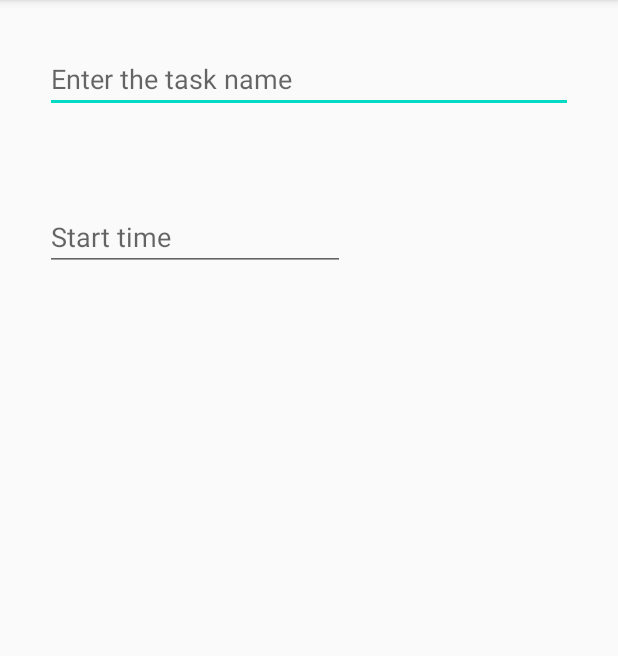
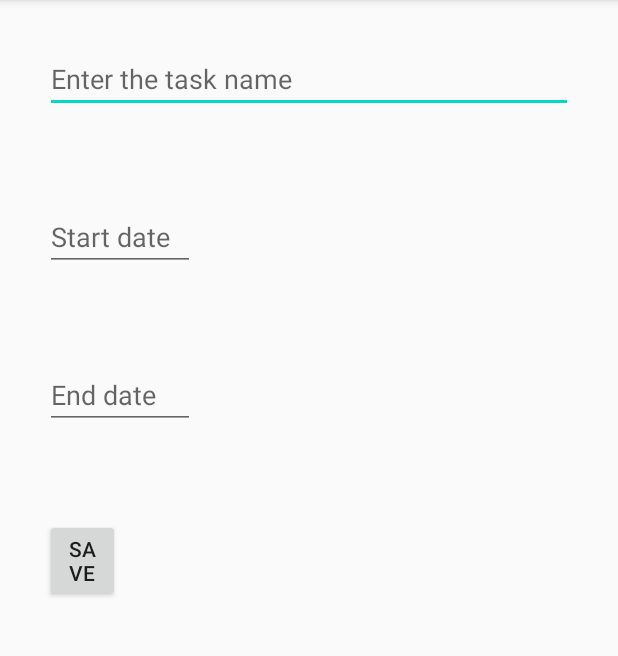
Before and after one commit to babakatea/mobdev_ui, an Android app: the TaskActivity screen opened directly, with no data from a screen before it, on a phone screen of 412 x 824 dp, the part 84-740 px from its top. Run offline under Robolectric (Android 15) with nearby library versions, the phone set to English and light mode, and no system bars.

Commit message:
date picker added

```diff
--- a/app/src/main/java/com/example/grid/MainActivity.kt
+++ b/app/src/main/java/com/example/grid/MainActivity.kt
@@ -16,10 +16,11 @@ class MainActivity : AppCompatActivity() {
         super.onCreate(savedInstanceState)
         setContentView(R.layout.activity_main)
 
-        val projectNames = arrayOf("", "MAP", "MobDev", "SQR", "gpdd", "dfbdktohdkt")
+        val projectNames = arrayOf("", "MAP")
         val numDays = 30
 
         timetable.updateHeaderTitle(projectNames)
+        timetable.updateNumDays(numDays)
 
 //        val builder = ProjectTableView.Builder(timetable_linear.context)
 //        builder.setRowCount(numDays)
--- a/app/src/main/java/com/example/grid/TaskActivity.kt
+++ b/app/src/main/java/com/example/grid/TaskActivity.kt
@@ -1,12 +1,13 @@
 package com.example.grid
 
+import android.app.DatePickerDialog
 import android.os.Bundle
+import android.view.View
+import android.widget.DatePicker
 import androidx.appcompat.app.AppCompatActivity
-import com.github.tlaabs.timetableview.Schedule
-import kotlinx.android.synthetic.main.activity_main.*
 import kotlinx.android.synthetic.main.activity_task.*
-import java.util.*
 import java.util.Calendar
+import javax.xml.datatype.DatatypeConstants.MONTHS
 
 class TaskActivity : AppCompatActivity() {
 
@@ -14,12 +15,21 @@ class TaskActivity : AppCompatActivity() {
         super.onCreate(savedInstanceState)
         setContentView(R.layout.activity_task)
 
-        val calendar : Calendar = Calendar.getInstance()
-        val year = Calendar.YEAR
-        val month = Calendar.MONTH
-        val day = Calendar.DAY_OF_MONTH
+        start_date.setOnClickListener(object : View.OnClickListener {
+            override fun onClick(v: View?) {
+                val calendar = Calendar.getInstance()
+                val year = calendar.get(Calendar.YEAR)
+                val month = calendar.get(Calendar.MONTH)
+                val day = calendar.get(Calendar.DAY_OF_MONTH)
 
 
+                DatePickerDialog(this@TaskActivity,
+                    DatePickerDialog.OnDateSetListener { view, year, monthOfYear, dayOfMonth ->
+                        start_date.setText("$dayOfMonth/$monthOfYear/$year")
+                    }, year, month, day
+                ).show()
+
+            }
+        })
     }
-
 }
--- a/app/src/main/res/layout/activity_task.xml
+++ b/app/src/main/res/layout/activity_task.xml
@@ -16,11 +16,31 @@
 
     <EditText
         android:id="@+id/start_date"
-        android:layout_width="200dp"
+        android:layout_width="100dp"
+        android:layout_height="wrap_content"
+        android:layout_gravity="left"
+
+        android:layout_margin="30dp"
+        android:hint="Start date"
+        android:importantForAutofill="no" />
+
+    <EditText
+        android:id="@+id/end_date"
+        android:layout_width="100dp"
+        android:layout_height="wrap_content"
+        android:layout_gravity="left"
+        android:layout_margin="30dp"
+        android:hint="End date"
+        android:importantForAutofill="no" />
+
+    <Button
+        android:id="@+id/save_button"
+        android:layout_width="50dp"
         android:layout_height="wrap_content"
         android:layout_margin="30dp"
-        android:hint="Start time"
-        android:importantForAutofill="no" />
+        android:text="@string/Save"
+        android:onClick="onSaveButtonClick"
+        />
 
 
 </LinearLayout>
```
Also changed, not shown: app/src/main/java/com/example/grid/ProjectTableView.kt (+25 -7 lines).
